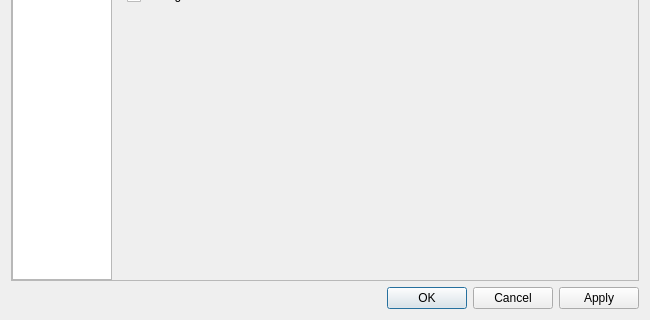
dpaulat/supercell-wx, file scwx-qt/source/scwx/qt/ui/settings_dialog.ui: the form before one commit; both pictures show x 0 to 650 and y 180 to 500 of the 650 by 500 pixel window.
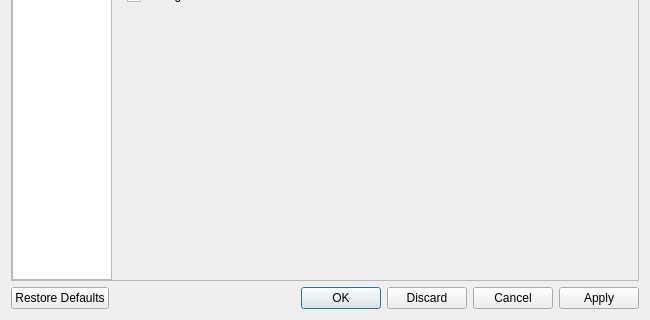
The form after the commit. Icons and pictures are not drawn.

Commit message: Adding apply/discard/reset functionality to settings dialog

What changed in the file:
```diff
--- a/scwx-qt/source/scwx/qt/ui/settings_dialog.ui
+++ b/scwx-qt/source/scwx/qt/ui/settings_dialog.ui
@@ -351,7 +351,7 @@
       <enum>Qt::Horizontal</enum>
      </property>
      <property name="standardButtons">
-      <set>QDialogButtonBox::Apply|QDialogButtonBox::Cancel|QDialogButtonBox::Ok</set>
+      <set>QDialogButtonBox::Apply|QDialogButtonBox::Cancel|QDialogButtonBox::Discard|QDialogButtonBox::Ok|QDialogButtonBox::RestoreDefaults</set>
      </property>
     </widget>
    </item>
```
The commit also changes 9 other files.
